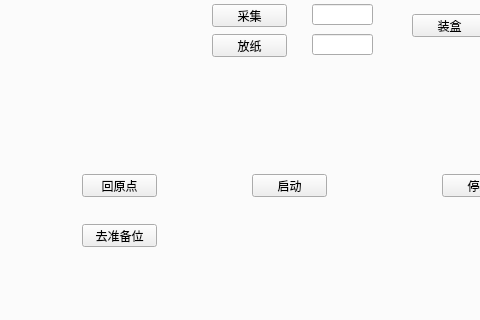
stupid-rain/Aerosol_detection_equipment, file widget.ui: the form before one commit; both pictures show x 0 to 480 and y 272 to 592 of the 960 by 720 pixel window.
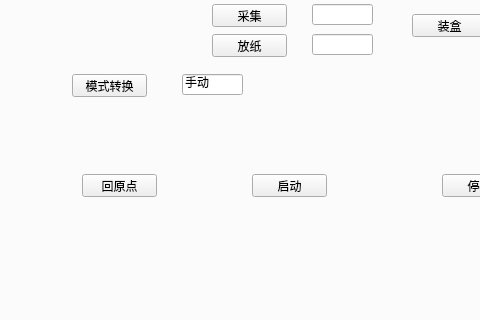
The form after the commit. The open tabs and pages were chosen to show the change.

Diff of the .ui file:
```diff
--- a/widget.ui
+++ b/widget.ui
@@ -392,14 +392,27 @@
     <widget class="QPushButton" name="btn_Axi_All_GoPreparePosition">
      <property name="geometry">
       <rect>
-       <x>90</x>
-       <y>470</y>
+       <x>80</x>
+       <y>320</y>
        <width>75</width>
        <height>23</height>
       </rect>
      </property>
      <property name="text">
-      <string>去准备位</string>
+      <string>模式转换</string>
+     </property>
+    </widget>
+    <widget class="QLineEdit" name="lineEdit_Mode">
+     <property name="geometry">
+      <rect>
+       <x>190</x>
+       <y>320</y>
+       <width>61</width>
+       <height>21</height>
+      </rect>
+     </property>
+     <property name="text">
+      <string>手动</string>
      </property>
     </widget>
    </widget>
```
Left out of the diff: 4 changed lines with no effect on the pictures.
